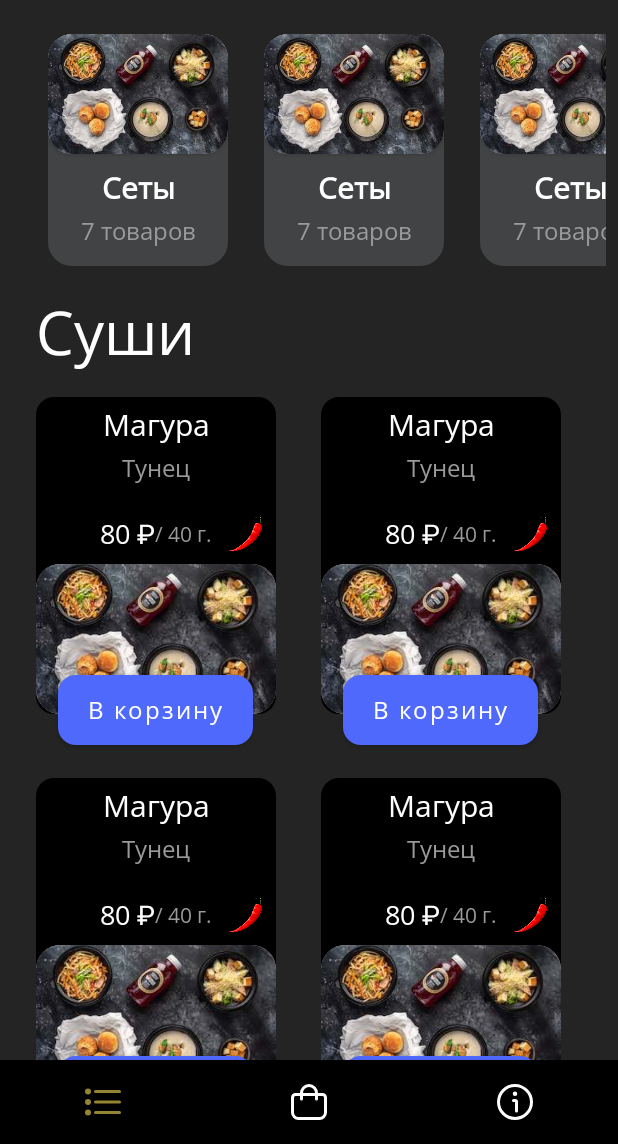
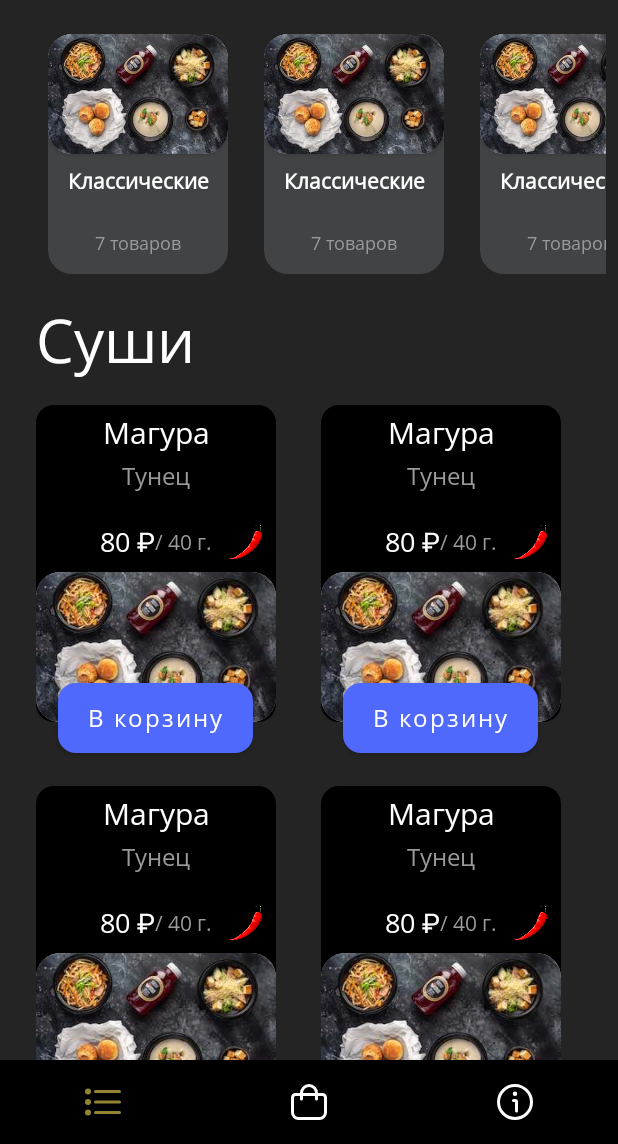
Before and after one commit to memksim/Vkussovet, an Android app: the layout fragment_menu_list.xml on its own in the app's theme, with its tools: preview values and no code run, on a phone screen of 412 x 824 dp, the part 92-1236 px from its top. Run offline under Robolectric (Android 15) with nearby library versions, the phone set to English and light mode, and no system bars.

Commit message:
Подправил элементы меню

```diff
--- a/app/src/main/res/layout/menu_item.xml
+++ b/app/src/main/res/layout/menu_item.xml
@@ -1,10 +1,12 @@
 <?xml version="1.0" encoding="utf-8"?>
-<androidx.constraintlayout.widget.ConstraintLayout xmlns:android="http://schemas.android.com/apk/res/android"
-    android:layout_width="wrap_content"
+<androidx.constraintlayout.widget.ConstraintLayout
+    xmlns:android="http://schemas.android.com/apk/res/android"
+    android:layout_width="120dp"
     android:layout_height="wrap_content"
     xmlns:app="http://schemas.android.com/apk/res-auto"
     android:background="@drawable/menu_item_background"
-    android:layout_marginStart="24dp">
+    android:layout_marginStart="24dp"
+    android:id="@+id/menuItem">
 
 
     <androidx.cardview.widget.CardView
@@ -22,21 +24,22 @@
             android:layout_height="80dp"
             android:src="@drawable/menu_item_image_example"
             android:outlineProvider="background"
-            android:scaleType="centerCrop"
-            app:layout_constraintDimensionRatio="1:1" />
+            android:scaleType="centerCrop" />
 
     </androidx.cardview.widget.CardView>
 
     <TextView
         android:id="@+id/title"
-        android:layout_width="wrap_content"
+        android:layout_width="110dp"
         android:layout_height="wrap_content"
 
         android:layout_marginTop="8dp"
-        android:text="Сеты"
+        android:text="Классические"
         android:textColor="@color/white"
+        android:gravity="center|top"
+        android:lines="2"
 
-        android:textSize="20sp"
+        android:textSize="14sp"
         android:textStyle="bold"
         app:layout_constraintEnd_toEndOf="parent"
         app:layout_constraintStart_toStartOf="parent"
@@ -50,7 +53,7 @@
         android:text="7 товаров"
         android:textColor="@color/textColor"
 
-        android:textSize="16sp"
+        android:textSize="12sp"
 
         android:layout_marginTop="4dp"
         android:layout_marginBottom="12dp"
```
Also changed, not shown: app/src/main/java/com/memksim/vkussovetapp/view/menuListPage/FragmentMenuListPage.kt (+11 -2 lines), app/src/main/java/com/memksim/vkussovetapp/view/menuListPage/MenuAdapter.kt (+33 -4 lines).
